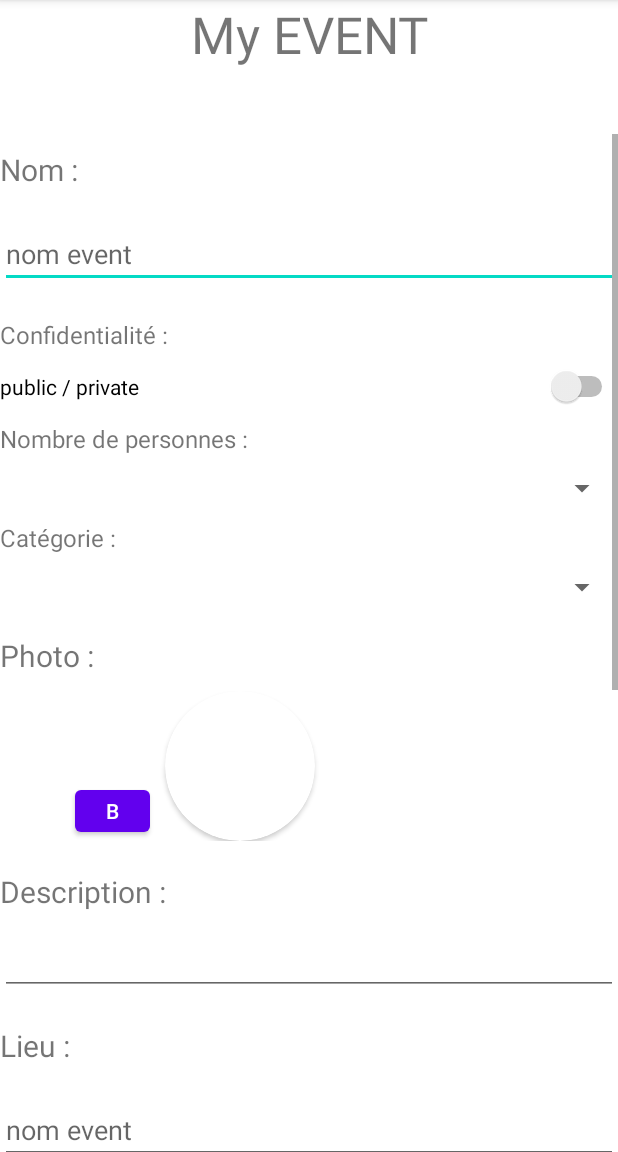
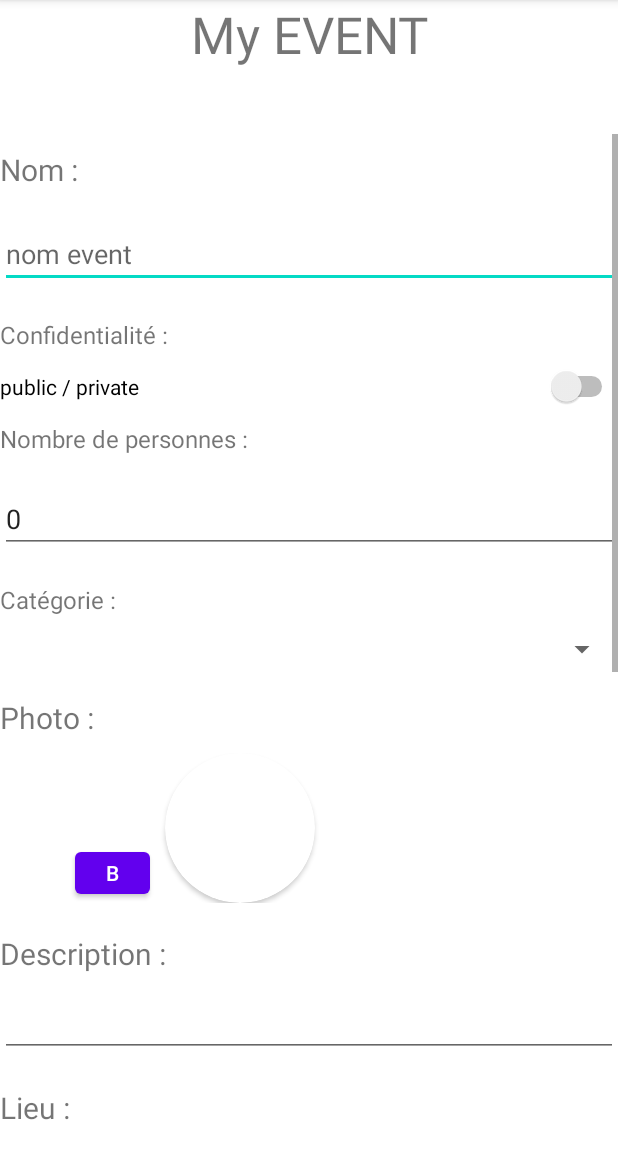
Before and after one commit to Antonin555/FriendsWave, an Android app: the AddEventActivity screen opened directly, with no data from a screen before it, on a phone screen of 412 x 824 dp, the part 84-1236 px from its top. Run offline under Robolectric (Android 15) with nearby library versions, the phone set to English and light mode, and no system bars; our stand-ins replace data binding; libraries missing offline, so code that uses them is left out: org.kodein.di; 3 statements that could not run were skipped.

Commit message:
AddEvent -> dans Firebase

```diff
--- a/dev/app/src/main/java/com/antonin/friendswave/data/model/User.kt
+++ b/dev/app/src/main/java/com/antonin/friendswave/data/model/User.kt
@@ -30,6 +30,7 @@ data class User (
     var email: String? = "",
     var uid: String? = "",
     var rating: Double? =0.0,
-    var friends : Int? = 1
+    var friends : Int? = 1,
+    var eventList: ArrayList<Event>? = ArrayList()
 
     ): ListItemViewModel()
--- a/dev/app/src/main/java/com/antonin/friendswave/ui/event/AddEventActivity.kt
+++ b/dev/app/src/main/java/com/antonin/friendswave/ui/event/AddEventActivity.kt
@@ -2,11 +2,35 @@ package com.antonin.friendswave.ui.event
 
 import androidx.appcompat.app.AppCompatActivity
 import android.os.Bundle
+import androidx.databinding.DataBindingUtil
+import androidx.lifecycle.ViewModelProviders
 import com.antonin.friendswave.R
+import com.antonin.friendswave.databinding.ActivityAddEventBinding
+import com.antonin.friendswave.databinding.ActivitySingupBinding
+import com.antonin.friendswave.ui.viewModel.AuthViewModel
+import com.antonin.friendswave.ui.viewModel.AuthViewModelFactory
+import com.antonin.friendswave.ui.viewModel.EventFragmentVMFactory
+import com.antonin.friendswave.ui.viewModel.EventFragmentViewModel
+import org.kodein.di.KodeinAware
+import org.kodein.di.android.kodein
+import org.kodein.di.generic.instance
 
-class AddEventActivity : AppCompatActivity() {
+class AddEventActivity : AppCompatActivity(), KodeinAware {
+
+    override val kodein by kodein()
+
+    private val factory : EventFragmentVMFactory by instance()
+
+    private lateinit var viewModel: EventFragmentViewModel
+
+
     override fun onCreate(savedInstanceState: Bundle?) {
         super.onCreate(savedInstanceState)
         setContentView(R.layout.activity_add_event)
+
+
+        val binding: ActivityAddEventBinding = DataBindingUtil.setContentView(this, R.layout.activity_add_event)
+        viewModel = ViewModelProviders.of(this, factory).get(EventFragmentViewModel::class.java)
+        binding.viewmodel = viewModel
     }
 }
--- a/dev/app/src/main/res/layout/activity_add_event.xml
+++ b/dev/app/src/main/res/layout/activity_add_event.xml
@@ -68,6 +68,7 @@
                     android:layout_weight="2"
                     android:ems="10"
                     android:hint="@string/add_event_hint_name"
+                    android:text="@={viewmodel.name}"
                     android:inputType="textPersonName" />
 
                 <View
@@ -101,10 +102,17 @@
                     android:text="@string/add_event_nbre_personnes"
                     android:textSize="16sp" />
 
-                <Spinner
-                    android:id="@+id/spinner"
+                <EditText
+                    android:id="@+id/editTextTextNbrePersonne"
                     android:layout_width="match_parent"
-                    android:layout_height="wrap_content" />
+                    android:layout_height="0dp"
+                    android:layout_marginTop="10dp"
+                    android:layout_marginBottom="10dp"
+                    android:layout_weight="2"
+                    android:ems="10"
+                    android:hint="@string/add_event_hint_name"
+                    android:text="@{String.valueOf(viewmodel.nbrePersonnes)}"
+                    android:inputType="textPersonName" />
 
                 <TextView
                     android:id="@+id/textView10"
@@ -222,7 +230,7 @@
                     android:layout_marginBottom="10dp"
                     android:layout_weight="2"
                     android:ems="10"
-                    android:hint="@string/add_event_hint_name"
+                    android:hint="lieu"
                     android:inputType="textPersonName" />
 
                 <com.google.android.gms.maps.MapView
@@ -283,7 +291,7 @@
                     android:id="@+id/button4"
                     android:layout_width="match_parent"
                     android:layout_height="wrap_content"
-                    android:text="@string/add_event_btn_publier" />
+                    android:onClick="@{()-> viewmodel.addEventUser()}" />
 
             </LinearLayout>
         </ScrollView>
--- a/dev/app/src/main/res/layout/recycler_events.xml
+++ b/dev/app/src/main/res/layout/recycler_events.xml
@@ -24,12 +24,12 @@
         <TextView
             android:layout_width="match_parent"
             android:layout_height="wrap_content"
-            android:text="@{item.lattitude}" />
+            android:text="@{item.name}" />
 
         <TextView
             android:layout_width="match_parent"
             android:layout_height="wrap_content"
-            android:text="@{item.longitude}" />
+            android:text="@{item.name}" />
 
 
 
```
Also changed, not shown: dev/app/src/main/java/com/antonin/friendswave/data/firebase/FirebaseSource.kt (+14 -1 lines), dev/app/src/main/java/com/antonin/friendswave/data/model/Event.kt (+5 -6 lines), dev/app/src/main/java/com/antonin/friendswave/data/repository/UserRepo.kt (+7 -0 lines), dev/app/src/main/java/com/antonin/friendswave/ui/viewModel/EventFragmentViewModel.kt (+19 -0 lines).
